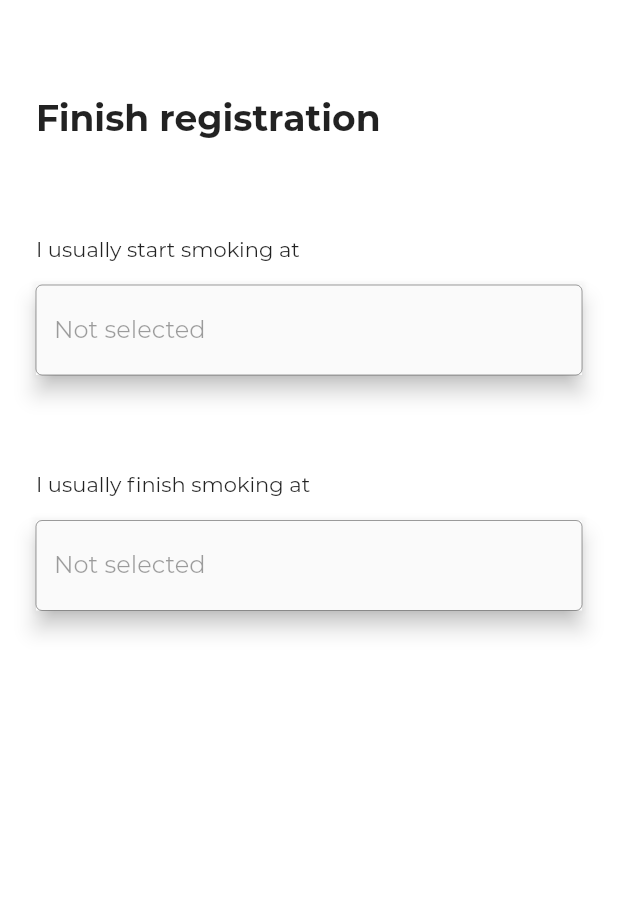
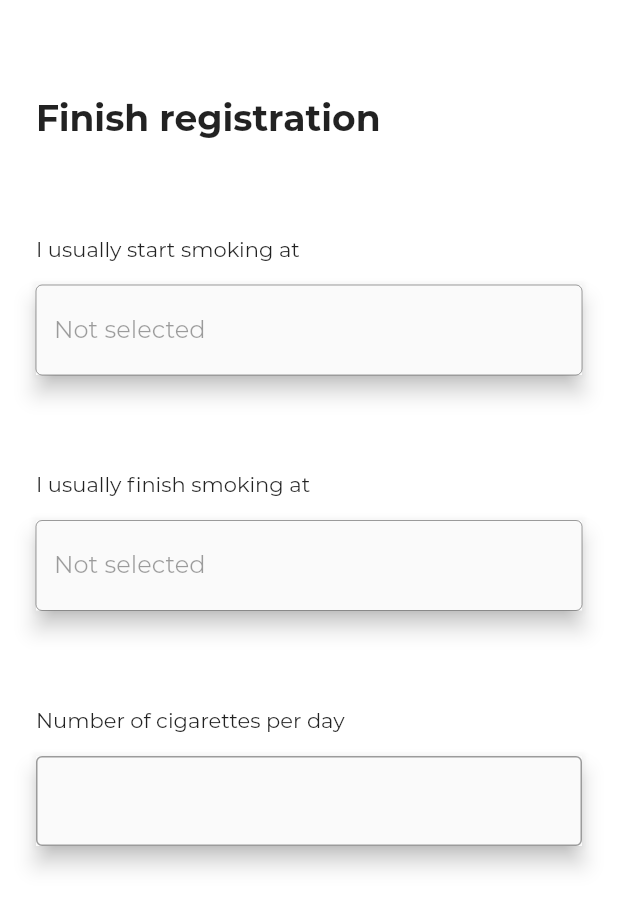
Before and after one commit to quittoapp/quitto-frontend, a Flutter app: the screen it shows after launch, on a phone screen of 412 x 824 dp. Shown: the top 909 px of the screen. Run offline on Flutter 3.47's test engine with Material 2 defaults, Android fonts, the light colour scheme and no system bars; our stand-ins replace awesome_notifications, firebase_core, firebase_messaging, flutter_hooks, flutter_signin_button, flutter_svg and 1 more; accounts and stored records are empty; project files that could hold a hidden picture were left out.

Commit message:
working on form

```diff
--- a/lib/pages/finish-registration.page.dart
+++ b/lib/pages/finish-registration.page.dart
@@ -2,13 +2,17 @@ import 'package:flutter/material.dart';
 import 'package:flutter/services.dart';
 import 'package:flutter_hooks/flutter_hooks.dart';
 import 'package:quitto/styles/dimensions.dart';
+import 'package:quitto/styles/text-field-decoration.dart';
+import 'package:quitto/styles/text-field-wrapper.dart';
 import 'package:quitto/styles/text-styles.dart';
 import 'package:quitto/widgets/time-picker.dart';
 
 class FinishRegistration extends HookWidget {
   Widget build(BuildContext context) {
     return Scaffold(
-      body: Padding(
+      body: SingleChildScrollView(
+        physics: BouncingScrollPhysics(),
+        child: Padding(
           padding: EdgeInsets.symmetric(
             horizontal: Dimensions.l,
             vertical: Dimensions.xxl,
@@ -21,7 +25,16 @@ class FinishRegistration extends HookWidget {
               TimePicker(label: 'I usually start smoking at'),
               SizedBox(height: Dimensions.xxl),
               TimePicker(label: 'I usually finish smoking at'),
+              SizedBox(height: Dimensions.xxl),
+              TextFieldWrapper(
+                label: 'Number of cigarettes per day',
+                child: TextField(
+                  decoration: textFieldDecoration(''),
+                  keyboardType: TextInputType.number,
+                ),
+              ),
             ],
+          ),
         ),
       ),
     );
--- a/lib/styles/text-field-decoration.dart
+++ b/lib/styles/text-field-decoration.dart
@@ -1,8 +1,8 @@
 import 'package:flutter/material.dart';
 
-InputDecoration textFieldDecoration(String placeholder) {
+InputDecoration textFieldDecoration(String? placeholder) {
   return InputDecoration(
-    label: Text(placeholder),
+    label: Text(placeholder ?? ''),
     border: OutlineInputBorder(),
   );
 }
--- a/lib/styles/text-field-wrapper.dart
+++ b/lib/styles/text-field-wrapper.dart
@@ -1,14 +1,20 @@
 import 'package:flutter/material.dart';
+import 'package:quitto/styles/dimensions.dart';
 
 class TextFieldWrapper extends StatelessWidget {
   final Widget child;
+  final String label;
 
-  TextFieldWrapper({required this.child});
+  TextFieldWrapper({required this.child, this.label = ''});
 
   Widget build(BuildContext context) {
-    return Material(
-      elevation: 6.0,
-      child: child,
-    );
+    return Column(crossAxisAlignment: CrossAxisAlignment.start, children: [
+      Text(label),
+      SizedBox(height: Dimensions.m),
+      Material(
+        elevation: 6.0,
+        child: child,
+      ),
+    ]);
   }
 }
--- a/lib/widgets/time-picker.dart
+++ b/lib/widgets/time-picker.dart
@@ -32,10 +32,9 @@ class TimePicker extends HookWidget {
     return Column(
       crossAxisAlignment: CrossAxisAlignment.start,
       children: [
-        Text(label),
-        SizedBox(height: Dimensions.m),
         GestureDetector(
           child: TextFieldWrapper(
+            label: label,
             child: TextField(
               controller: textController,
               enabled: false,
```
Lines whose indentation alone changed are shown as unchanged.
